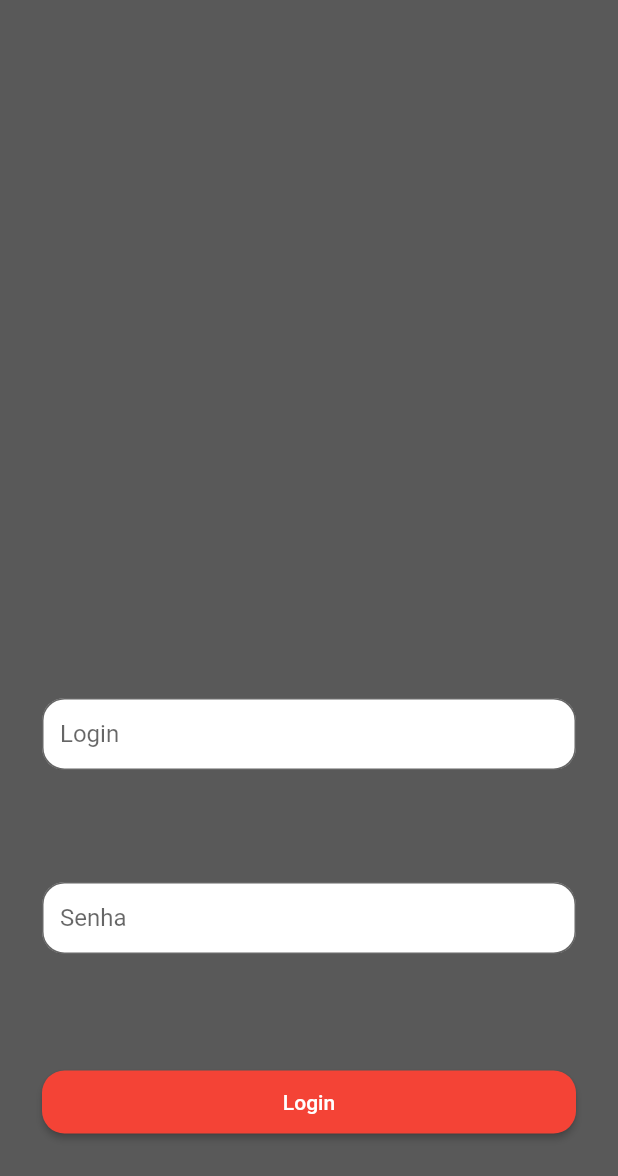
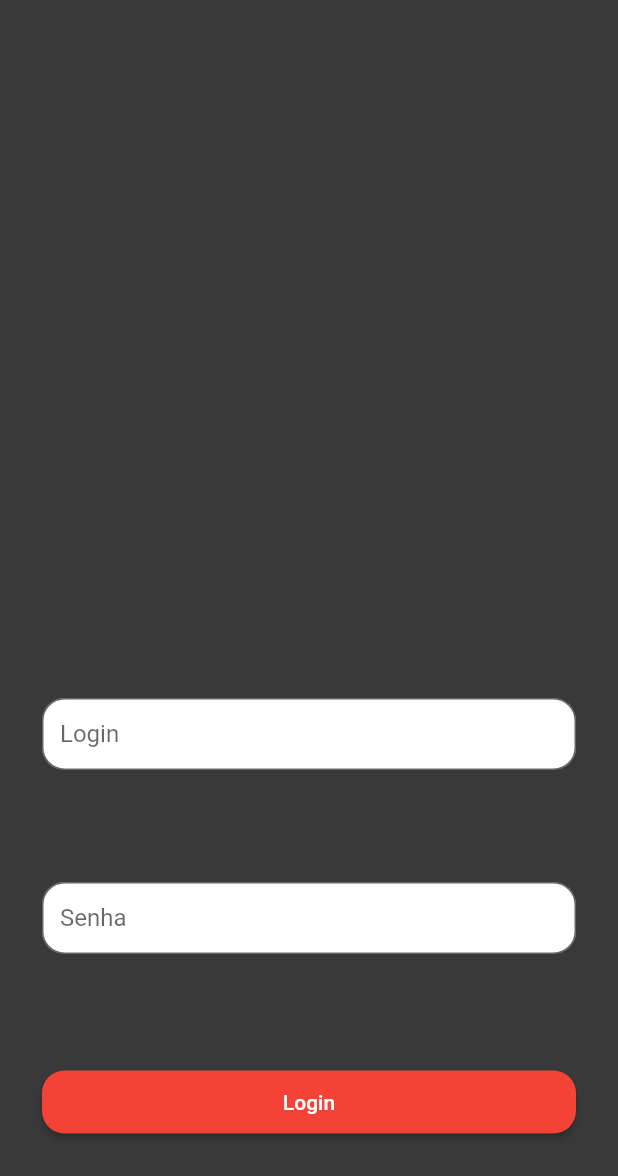
Before and after one commit to Romulo89/shopping-food, a Flutter app: the screen it shows after launch, on a phone screen of 412 x 824 dp. Shown: the top 1176 px of the screen. Run offline on Flutter 3.47's test engine with Material 2 defaults, Android fonts, the light colour scheme and no system bars.

Commit message:
ScaffoldBackgroundColor ThemeData

```diff
--- a/lib/auth/presentation/login.dart
+++ b/lib/auth/presentation/login.dart
@@ -23,7 +23,6 @@ class _LoginState extends State<Login> {
   @override
   Widget build(BuildContext context) {
     return Scaffold(
-      backgroundColor: const Color(0xFF595959),
       body: Form(
         key: formKey,
         child: SingleChildScrollView(
--- a/lib/carrinho/presentation/detalhes.dart
+++ b/lib/carrinho/presentation/detalhes.dart
@@ -26,7 +26,6 @@ class _CarrinhoDetalhesState extends State<CarrinhoDetalhes> {
     );
     return Scaffold(
       appBar: AppBar(title: const Text('Carrinho')),
-      backgroundColor: const Color(0xFF595959),
       body: Container(
         constraints:
             BoxConstraints(maxHeight: MediaQuery.of(context).size.height),
--- a/lib/main.dart
+++ b/lib/main.dart
@@ -35,6 +35,7 @@ class MyApp extends StatelessWidget {
         title: 'Flutter Demo',
         theme: ThemeData(
           primarySwatch: Colors.blue,
+          scaffoldBackgroundColor: const Color(0xFF393939),
           appBarTheme: AppBarTheme(
             backgroundColor: Colors.white,
             foregroundColor: Colors.black,
--- a/lib/produto/presentation/detalhes.dart
+++ b/lib/produto/presentation/detalhes.dart
@@ -16,7 +16,6 @@ class ProdutoDetalhes extends StatelessWidget {
   @override
   Widget build(BuildContext context) {
     return Scaffold(
-      backgroundColor: const Color(0xFF595959),
       appBar: AppBar(
         title: Text(restaurante.nome),
         actions: const [CarrinhoIcon()],
--- a/lib/restaurante/presentation/detalhes.dart
+++ b/lib/restaurante/presentation/detalhes.dart
@@ -24,7 +24,6 @@ class _RestauranteDetalhesState extends State<RestauranteDetalhes> {
         title: Text(widget.restaurante.nome),
         actions: const [CarrinhoIcon()],
       ),
-      backgroundColor: const Color(0xFF595959),
       body: FutureBuilder<List<Produto>>(
         future: widget.store.getProdutos(),
         builder: (context, snapshot) {
```
